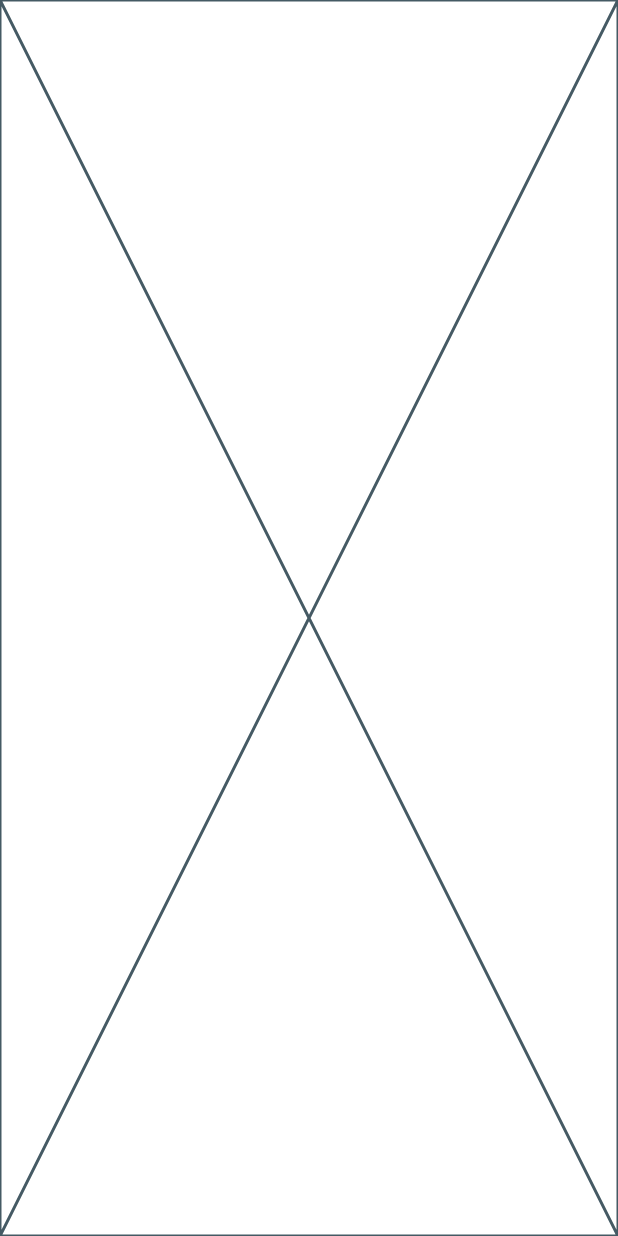
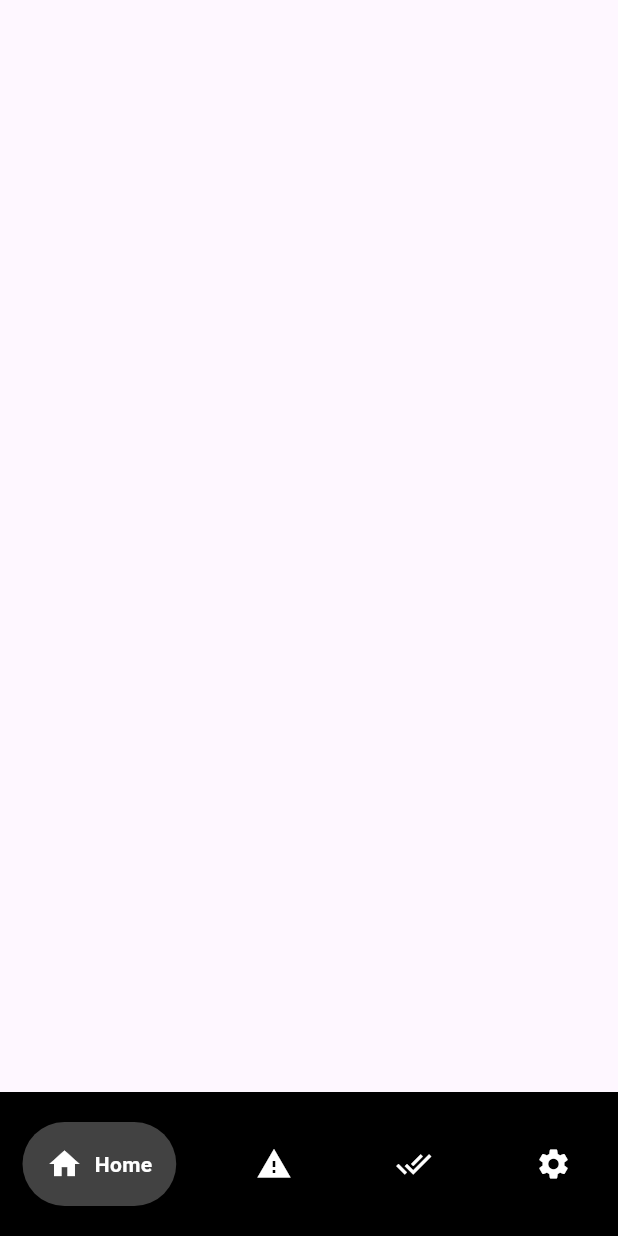
Before and after one commit to Ibrhm75/brivlo, a Flutter app: the screen it shows after launch, on a phone screen of 412 x 824 dp. Run offline on Flutter 3.47's test engine with Material 3 defaults, Android fonts, the phone set to English and light mode, and no system bars; drawn by our look-alikes of google_nav_bar.

Commit message:
added initial not functional navbar

```diff
--- a/lib/main.dart
+++ b/lib/main.dart
@@ -11,6 +11,7 @@
   @override
   Widget build(BuildContext context) {
     return MaterialApp(
+      debugShowCheckedModeBanner: false,
       title: 'Flutter Demo',
       theme: ThemeData(
         primarySwatch: Colors.blue,
--- /dev/null
+++ b/lib/pages/dashboard_page.dart
@@ -0,0 +1,12 @@
+import 'package:flutter/material.dart';
+
+class DashboardPage extends StatelessWidget {
+  @override
+  Widget build(BuildContext context) {
+    return Scaffold(
+      body: Center(
+        child: Text('Welcome to the Dashboard!'),
+      ),
+    );
+  }
+}
--- a/lib/pages/home_page.dart
+++ b/lib/pages/home_page.dart
@@ -1,4 +1,5 @@
 import 'package:flutter/material.dart';
+import 'package:google_nav_bar/google_nav_bar.dart';
 
 class HomePage extends StatefulWidget {
   const HomePage({super.key});
@@ -10,6 +11,38 @@ class HomePage extends StatefulWidget {
 class _HomePageState extends State<HomePage> {
   @override
   Widget build(BuildContext context) {
-    return const Placeholder();
+    return Scaffold(
+      bottomNavigationBar: Container(
+        color: Colors.black,
+        child: Padding(
+          padding: const EdgeInsets.symmetric(horizontal: 15, vertical: 20),
+          child: GNav(
+              backgroundColor: Colors.black,
+              color: Colors.white,
+              activeColor: Colors.white,
+              tabBackgroundColor: Colors.grey.shade800,
+              gap: 8,
+              padding: const EdgeInsets.all(16),
+              tabs: const [
+                GButton(
+                  icon: Icons.home,
+                  text: 'Home',
+                ),
+                GButton(
+                  icon: Icons.warning,
+                  text: 'Essentials',
+                ),
+                GButton(
+                  icon: Icons.done_all,
+                  text: 'Todo',
+                ),
+                GButton(
+                  icon: Icons.settings,
+                  text: 'Settings',
+                ),
+              ]),
+        ),
+      ),
+    );
   }
 }
--- a/pubspec.yaml
+++ b/pubspec.yaml
@@ -35,6 +35,7 @@ dependencies:
   # The following adds the Cupertino Icons font to your application.
   # Use with the CupertinoIcons class for iOS style icons.
   cupertino_icons: ^1.0.6
+  google_nav_bar: ^5.0.7
 
 dev_dependencies:
   flutter_test:
```
Also changed, not shown: pubspec.lock.
